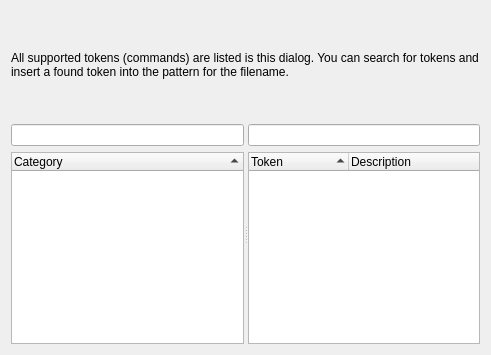
The window that src/tokenhelpwidget.ui (KDE/krename) describes before a commit, drawn with Qt 5.
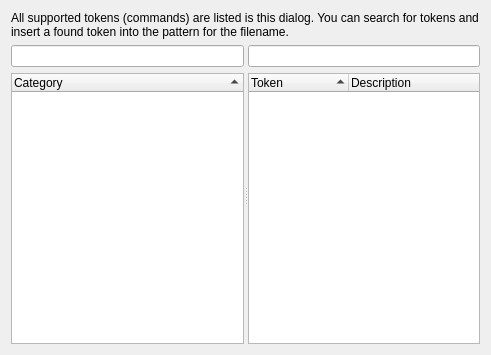
The same window after the commit. Custom widgets are drawn as their Qt base class.

Patch:
```diff
--- a/src/tokenhelpwidget.ui
+++ b/src/tokenhelpwidget.ui
@@ -25,6 +25,12 @@
    </item>
    <item>
     <widget class="QSplitter" name="splitter" >
+     <property name="sizePolicy" >
+      <sizepolicy vsizetype="Expanding" hsizetype="Expanding" >
+       <horstretch>0</horstretch>
+       <verstretch>0</verstretch>
+      </sizepolicy>
+     </property>
      <property name="orientation" >
       <enum>Qt::Horizontal</enum>
      </property>
@@ -38,6 +44,9 @@
          <property name="alternatingRowColors" >
           <bool>true</bool>
          </property>
+         <property name="rootIsDecorated" >
+          <bool>false</bool>
+         </property>
          <property name="itemsExpandable" >
           <bool>false</bool>
          </property>
@@ -66,6 +75,9 @@
          <property name="alternatingRowColors" >
           <bool>true</bool>
          </property>
+         <property name="rootIsDecorated" >
+          <bool>false</bool>
+         </property>
          <property name="itemsExpandable" >
           <bool>false</bool>
          </property>
```
